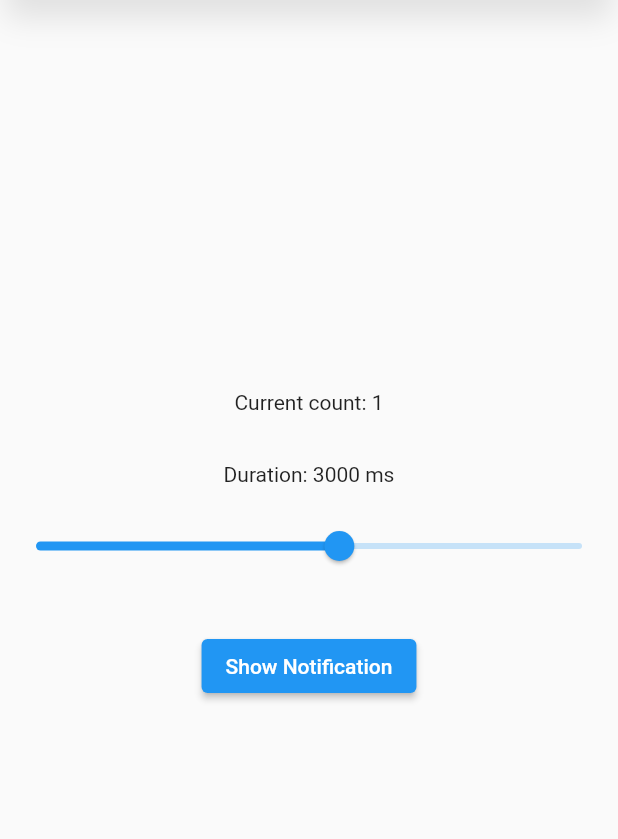
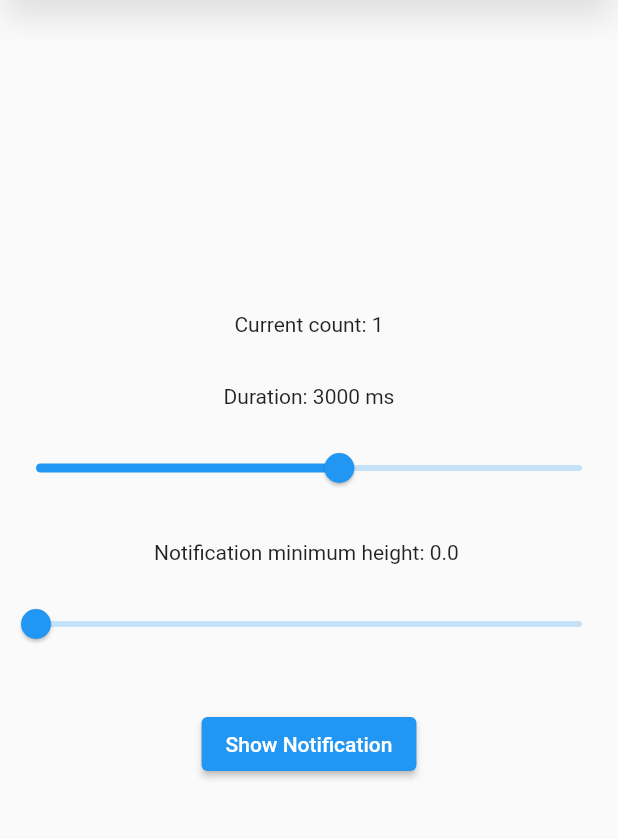
Before and after one commit to cb-cloud/flutter_in_app_notification, a Flutter app: the screen it shows after launch, after a tap on "Show Notification", on a phone screen of 412 x 824 dp, the part 114-953 px from its top. Run offline on Flutter 3.47's test engine with Material 2 defaults, Android fonts, the phone set to English and light mode, and no system bars.

Commit message:
modify: expand example to change notification minimu height

```diff
--- a/example/lib/main.dart
+++ b/example/lib/main.dart
@@ -1,3 +1,4 @@
+import 'dart:math' as math;
 import 'dart:ui';
 
 import 'package:flutter/material.dart';
@@ -35,6 +36,7 @@ class HomePage extends StatefulWidget {
 class _HomePageState extends State<HomePage> {
   int _count = 0;
   int _duration = 3000;
+  double _minHeight = 0.0;
 
   void _incrementCount() => setState(() => _count++);
 
@@ -57,12 +59,25 @@ class _HomePageState extends State<HomePage> {
               min: 500,
               max: 5000,
             ),
+            const SizedBox(height: 24),
+            Text('Notification minimum height: $_minHeight '),
+            const SizedBox(height: 16),
+            Slider.adaptive(
+              value: _minHeight,
+              onChanged: (value) =>
+                  setState(() => _minHeight = value.floorToDouble()),
+              min: 0.0,
+              max: MediaQuery.of(context).size.height,
+            ),
             const SizedBox(height: 32),
             ElevatedButton(
               onPressed: () {
                 _incrementCount();
                 InAppNotification.show(
-                  child: NotificationBody(count: _count),
+                  child: NotificationBody(
+                    count: _count,
+                    minHeight: _minHeight,
+                  ),
                   context: context,
                   onTap: () => print('Notification tapped!'),
                   duration: Duration(milliseconds: _duration),
@@ -82,15 +97,23 @@ class _HomePageState extends State<HomePage> {
 /// Please replace this into your own Widget.
 class NotificationBody extends StatelessWidget {
   final int count;
+  final double minHeight;
 
   NotificationBody({
     Key? key,
     this.count = 0,
+    this.minHeight = 0.0,
   }) : super(key: key);
 
   @override
   Widget build(BuildContext context) {
-    return Padding(
+    final minHeight = math.min(
+      this.minHeight,
+      MediaQuery.of(context).size.height,
+    );
+    return ConstrainedBox(
+      constraints: BoxConstraints(minHeight: minHeight),
+      child: Padding(
         padding: const EdgeInsets.fromLTRB(16, 4, 16, 0),
         child: DecoratedBox(
           decoration: BoxDecoration(
@@ -131,6 +154,7 @@ class NotificationBody extends StatelessWidget {
             ),
           ),
         ),
+      ),
     );
   }
 }
```
Lines whose indentation alone changed are shown as unchanged.
